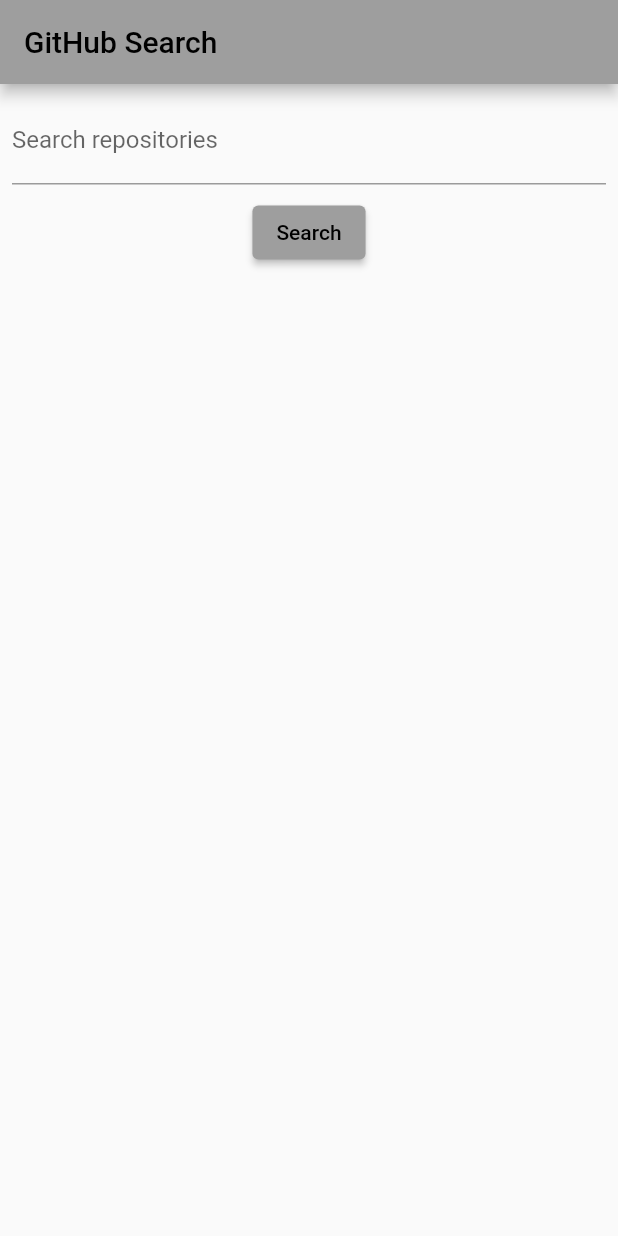
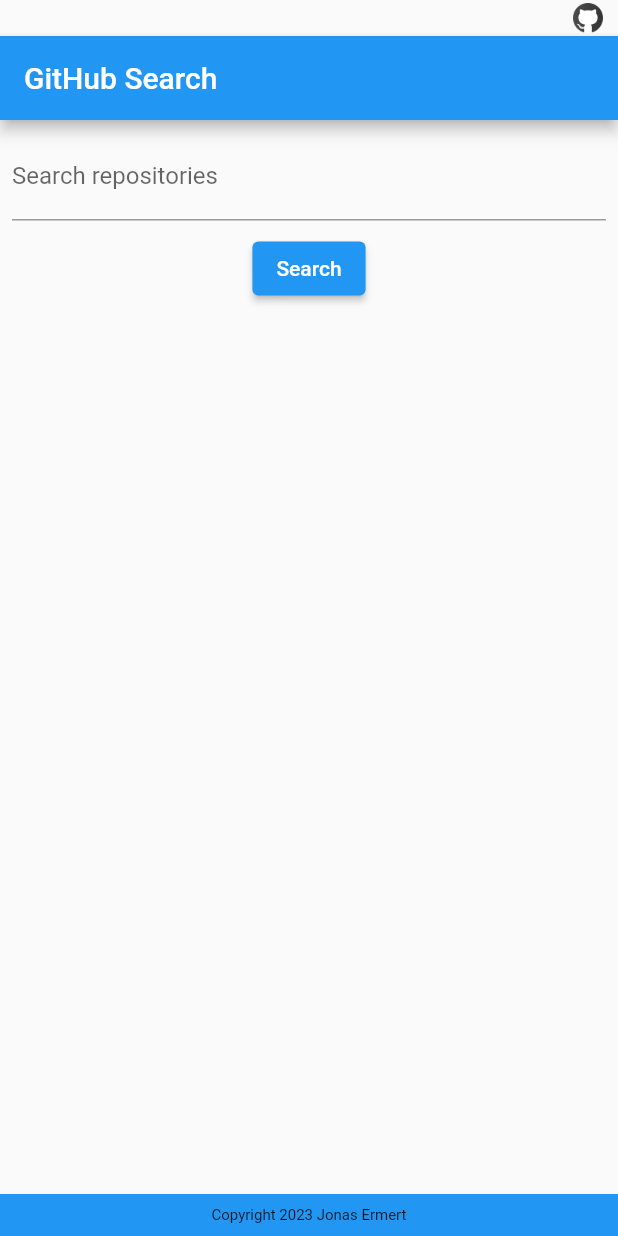
Before and after one commit to jonasermert/GitHubSearch, a Flutter app: the screen it shows after launch, on a phone screen of 412 x 824 dp. Run offline on Flutter 3.47's test engine with Material 2 defaults, Android fonts, the phone set to English and light mode, and no system bars.

Commit message:
27.05.2023
added  images and theme

```diff
--- a/lib/main.dart
+++ b/lib/main.dart
@@ -11,10 +11,44 @@
     return MaterialApp(
       title: 'GitHub Search',
       debugShowCheckedModeBanner: false,
-      theme: ThemeData(
-        primarySwatch: Colors.grey,
+      home: Scaffold(
+        body: SafeArea(
+          child: Column(
+            children: [
+              Row(
+                mainAxisAlignment: MainAxisAlignment.end,
+                children: [
+                  Padding(
+                    padding: const EdgeInsets.only(right: 8.0),
+                    child: Image.asset(
+                      'images/github.icons8.png',
+                      width: 24,
+                      height: 24,
+                    ),
+                  ),
+                ],
+              ),
+              Expanded(
+                child: GitHubSearchPage(),
+              ),
+              Container(
+                color: Colors.blue,
+                padding: const EdgeInsets.all(8.0),
+                child: Align(
+                  alignment: Alignment.center,
+                  child: Text(
+                    'Copyright 2023 Jonas Ermert',
+                    style: TextStyle(
+                      fontSize: 10,
+                      fontWeight: FontWeight.normal,
+                    ),
+                  ),
+                ),
+              ),
+            ],
+          ),
+        ),
       ),
-      home: GitHubSearchPage(),
     );
   }
 }
--- a/pubspec.yaml
+++ b/pubspec.yaml
@@ -24,3 +24,6 @@
 flutter:
 
   uses-material-design: true
+
+  assets:
+    - images/
```
Also changed, not shown: images/github.icons8.png (added).
